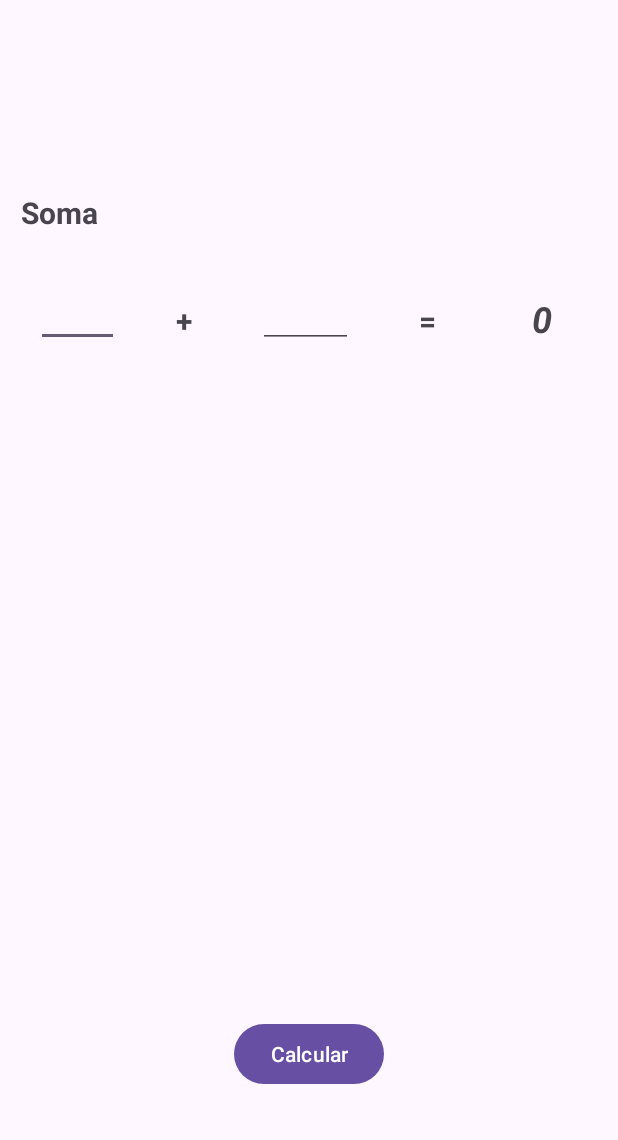
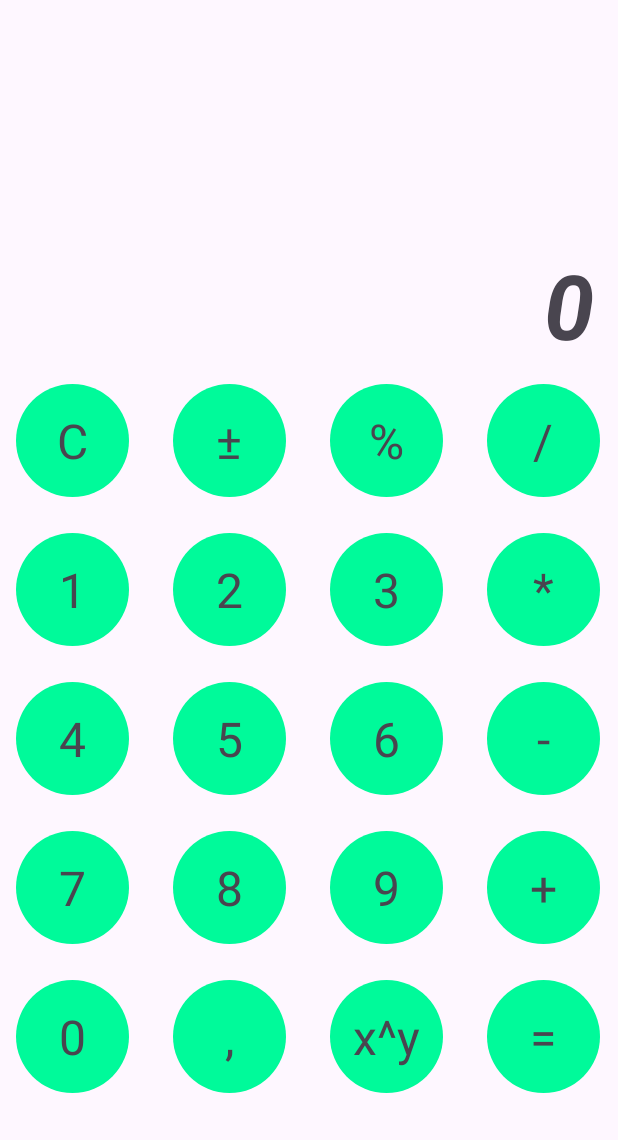
Before and after one commit to oprimogus/myCalculator, an Android app: the screen it shows after launch (MainActivity), on a phone screen of 412 x 824 dp, the part 96-1236 px from its top. Run offline under Robolectric (Android 15) with nearby library versions, the phone set to English and light mode, and no system bars.

Commit message:
feat: add beautiful layout and improve logic

```diff
--- /dev/null
+++ b/app/src/main/java/com/example/mycalculator/CalculatorAdapter.java
@@ -0,0 +1,55 @@
+package com.example.mycalculator;
+
+import android.content.Context;
+import android.view.LayoutInflater;
+import android.view.View;
+import android.view.ViewGroup;
+import android.widget.BaseAdapter;
+import android.widget.TextView;
+
+public class CalculatorAdapter extends BaseAdapter {
+    private Context context;
+    private String[] buttons;
+
+    public CalculatorAdapter(Context context, String[] buttons) {
+        this.context = context;
+        this.buttons = buttons;
+    }
+
+    @Override
+    public int getCount() {
+        return buttons.length;
+    }
+
+    @Override
+    public Object getItem(int position) {
+        return buttons[position];
+    }
+
+    @Override
+    public long getItemId(int position) {
+        return position;
+    }
+
+    @Override
+    public View getView(int position, View convertView, ViewGroup parent) {
+        TextView textView;
+
+        if (convertView == null) {
+            convertView = LayoutInflater.from(context).inflate(R.layout.grid_item, parent, false);
+            textView = convertView.findViewById(R.id.grid_item_text);
+            convertView.setTag(textView);
+        } else {
+            textView = (TextView) convertView.getTag();
+        }
+
+        if (buttons[position].equals("0")) {
+            textView.setWidth(2 * 60); // Considerando que 60dp é a largura padrão
+        } else {
+            textView.setWidth(60);
+        }
+
+        textView.setText(buttons[position]);
+        return convertView;
+    }
+}
--- a/app/src/main/java/com/example/mycalculator/MainActivity.java
+++ b/app/src/main/java/com/example/mycalculator/MainActivity.java
@@ -5,16 +5,31 @@ import androidx.appcompat.widget.Toolbar;
 
 import android.os.Bundle;
 import android.view.View;
+import android.widget.ArrayAdapter;
 import android.widget.Button;
 import android.widget.EditText;
+import android.widget.GridView;
 import android.widget.TextView;
 
 public class MainActivity extends AppCompatActivity {
 
-    private EditText firstNumberEditTextSum, secondNumberEditTextSum;
-    private Button calculateButton;
-    private TextView resultTextViewSum;
+    private TextView result;
+    private double firstValue = 0.0, secondValue = 0.0;
+    private String currentOperation = "", currentInput = "0";
+    private GridView gridView;
+    private CalculatorAdapter adapter;
 
+    private void updateDisplay() {
+        result.setText(currentInput);
+    }
+
+    private void clearAll() {
+        firstValue = 0.0;
+        secondValue = 0.0;
+        currentOperation = "";
+        currentInput = "0";
+        updateDisplay();
+    }
 
 
     @Override
@@ -24,24 +39,65 @@ public class MainActivity extends AppCompatActivity {
 
         Toolbar toolbar = findViewById(R.id.toolbar);
         setSupportActionBar(toolbar);
-
         String appName = getResources().getString(R.string.app_name);
-
         getSupportActionBar().setTitle(appName);
 
-        firstNumberEditTextSum = findViewById(R.id.editTextNumberDecimal_firstNumberSum);
-        secondNumberEditTextSum = findViewById(R.id.editTextNumberDecimal4_SecondNumberSum);
-        calculateButton = findViewById(R.id.button_calculate);
-        resultTextViewSum = findViewById(R.id.textView5_SumResult);
+        result = findViewById(R.id.textView5_SumResult);
 
-        calculateButton.setOnClickListener(new View.OnClickListener() {
-            @Override
-            public void onClick(View v) {
-                double num1 = Double.parseDouble(firstNumberEditTextSum.getText().toString());
-                double num2 = Double.parseDouble(secondNumberEditTextSum.getText().toString());
-                double sum = num1 + num2;
-                resultTextViewSum.setText(String.valueOf(sum));
+        String[] buttons = {
+                "C", "±", "%", "/",
+                "1", "2", "3", "*",
+                "4", "5", "6", "-",
+                "7", "8", "9", "+",
+                "0", ",", "x^y", "="
+        };
+
+        gridView = findViewById(R.id.gridView);
+        adapter = new CalculatorAdapter(this, buttons);
+        gridView.setAdapter(adapter);
+
+        gridView.setOnItemClickListener((parent, view, position, id) -> {
+            String buttonText = buttons[position];
+
+            if ("0123456789".contains(buttonText)) {
+                if (currentInput.equals("0")) {
+                    currentInput = buttonText;
+                } else {
+                    currentInput += buttonText;
+                }
+            } else if ("+-*/".contains(buttonText)) {
+                firstValue = Double.parseDouble(currentInput);
+                currentOperation = buttonText;
+                currentInput = "0";
+            } else if (buttonText.equals("=")) {
+                secondValue = Double.parseDouble(currentInput);
+
+                // TO-DO: Implementar funcionalidade + ou -, % e de x^y ou colocar raiz quadrada no lugar,
+
+                switch (currentOperation) {
+                    case "+":
+                        currentInput = String.valueOf(firstValue + secondValue);
+                        break;
+                    case "-":
+                        currentInput = String.valueOf(firstValue - secondValue);
+                        break;
+                    case "*":
+                        currentInput = String.valueOf(firstValue * secondValue);
+                        break;
+                    case "/":
+                        if (secondValue != 0) {
+                            currentInput = String.valueOf(firstValue / secondValue);
+                        } else {
+                            currentInput = "Erro";
+                        }
+                        break;
+                }
+            } else if (buttonText.equals("C")) {
+                clearAll();
+                return;
             }
+
+            updateDisplay();
         });
     }
 }
--- /dev/null
+++ b/app/src/main/res/drawable/circle_background.xml
@@ -0,0 +1,5 @@
+<?xml version="1.0" encoding="utf-8"?>
+<shape xmlns:android="http://schemas.android.com/apk/res/android">
+    <solid android:color="#00FA9A"/> <!-- você pode mudar a cor aqui -->
+    <corners android:radius="600dp"/> <!-- isso faz o shape ficar redondo, ajuste conforme necessário -->
+</shape>
--- a/app/src/main/res/layout/activity_main.xml
+++ b/app/src/main/res/layout/activity_main.xml
@@ -25,105 +25,38 @@
 
     </com.google.android.material.appbar.AppBarLayout>
 
-    <EditText
-        android:id="@+id/editTextNumberDecimal_firstNumberSum"
-        android:layout_width="55dp"
-        android:layout_height="43dp"
-        android:layout_marginStart="24dp"
-        android:layout_marginTop="32dp"
-        android:ems="10"
-        android:inputType="numberDecimal"
-        app:layout_constraintEnd_toStartOf="@+id/editTextNumberDecimal4_SecondNumberSum"
-        app:layout_constraintHorizontal_bias="0.0"
-        app:layout_constraintStart_toStartOf="parent"
-        app:layout_constraintTop_toBottomOf="@+id/textView_soma" />
+    <TextView
+        android:id="@+id/textView5_SumResult"
+        android:layout_width="349dp"
+        android:layout_height="93dp"
+        android:layout_marginEnd="16dp"
+        android:text="0"
+        android:textAlignment="textEnd"
+        android:textSize="60sp"
+        android:textStyle="bold|italic"
+        app:layout_constraintBottom_toTopOf="@+id/gridView"
+        app:layout_constraintEnd_toEndOf="parent"
+        app:layout_constraintTop_toBottomOf="@+id/appBarLayout"
+        app:layout_constraintVertical_bias="1.0" />
 
-    <EditText
-        android:id="@+id/editTextNumberDecimal4_SecondNumberSum"
-        android:layout_width="63dp"
-        android:layout_height="44dp"
-        android:layout_marginStart="172dp"
-        android:layout_marginTop="32dp"
-        android:ems="10"
-        android:inputType="numberDecimal"
-        app:layout_constraintBottom_toBottomOf="parent"
-        app:layout_constraintStart_toStartOf="parent"
-        app:layout_constraintTop_toBottomOf="@+id/textView_soma"
-        app:layout_constraintVertical_bias="0.0" />
-
-    <TextView
-        android:id="@+id/textView_soma"
-        android:layout_width="79dp"
-        android:layout_height="28dp"
-        android:layout_marginTop="128dp"
-        android:text="Soma"
-        android:textAlignment="center"
-        android:textSize="20sp"
-        android:textStyle="bold"
-        android:typeface="normal"
-        app:layout_constraintTop_toBottomOf="@+id/appBarLayout"
-        tools:layout_editor_absoluteX="-1dp" />
-
-    <Button
-        android:id="@+id/button_calculate"
+    <GridView
+        android:id="@+id/gridView"
         android:layout_width="wrap_content"
         android:layout_height="wrap_content"
         android:layout_marginBottom="24dp"
-        android:text="Calcular"
+        android:columnWidth="60dp"
+        android:gravity="center"
+        android:horizontalSpacing="8dp"
+        android:numColumns="4"
+        android:stretchMode="columnWidth"
+        android:textAlignment="center"
+        android:verticalSpacing="24dp"
         app:layout_constraintBottom_toBottomOf="parent"
         app:layout_constraintEnd_toEndOf="parent"
+        app:layout_constraintHorizontal_bias="0.0"
         app:layout_constraintStart_toStartOf="parent"
-        app:layout_constraintTop_toBottomOf="@+id/appBarLayout"
-        app:layout_constraintVertical_bias="0.986" />
-
-    <TextView
-        android:id="@+id/textView3_equalSum"
-        android:layout_width="34dp"
-        android:layout_height="24dp"
-        android:layout_marginStart="28dp"
-        android:layout_marginTop="44dp"
-        android:text="="
-        android:textAlignment="center"
-        android:textSize="20sp"
-        android:textStyle="bold"
-        app:layout_constraintBottom_toBottomOf="parent"
-        app:layout_constraintEnd_toEndOf="parent"
-        app:layout_constraintHorizontal_bias="0.043"
-        app:layout_constraintStart_toEndOf="@+id/editTextNumberDecimal4_SecondNumberSum"
-        app:layout_constraintTop_toBottomOf="@+id/textView_soma"
-        app:layout_constraintVertical_bias="0.0" />
-
-    <TextView
-        android:id="@+id/textView4_SumSimbol"
-        android:layout_width="48dp"
-        android:layout_height="24dp"
-        android:layout_marginTop="44dp"
-        android:layout_marginEnd="16dp"
-        android:text="+"
-        android:textAlignment="center"
-        android:textSize="20sp"
-        android:textStyle="bold"
-        app:layout_constraintBottom_toBottomOf="parent"
-        app:layout_constraintEnd_toStartOf="@+id/editTextNumberDecimal4_SecondNumberSum"
-        app:layout_constraintHorizontal_bias="0.682"
-        app:layout_constraintStart_toEndOf="@+id/editTextNumberDecimal_firstNumberSum"
-        app:layout_constraintTop_toBottomOf="@+id/textView_soma"
-        app:layout_constraintVertical_bias="0.0" />
-
-    <TextView
-        android:id="@+id/textView5_SumResult"
-        android:layout_width="76dp"
-        android:layout_height="34dp"
-        android:layout_marginStart="20dp"
-        android:layout_marginTop="40dp"
-        android:text="0"
-        android:textAlignment="center"
-        android:textSize="24sp"
-        android:textStyle="bold|italic"
-        app:layout_constraintEnd_toEndOf="parent"
-        app:layout_constraintHorizontal_bias="0.111"
-        app:layout_constraintStart_toEndOf="@+id/textView3_equalSum"
-        app:layout_constraintTop_toBottomOf="@+id/textView_soma" />
+        app:layout_constraintTop_toTopOf="@+id/appBarLayout"
+        app:layout_constraintVertical_bias="0.978" />
 
 
 </androidx.constraintlayout.widget.ConstraintLayout>
--- /dev/null
+++ b/app/src/main/res/layout/grid_item.xml
@@ -0,0 +1,19 @@
+<?xml version="1.0" encoding="utf-8"?>
+<FrameLayout xmlns:android="http://schemas.android.com/apk/res/android"
+    android:layout_width="75dp"
+    android:layout_height="75dp"
+    android:layout_centerHorizontal="true"
+    android:textAlignment="center"
+    android:background="@drawable/circle_background">
+
+    <TextView
+        android:id="@+id/grid_item_text"
+        android:layout_width="match_parent"
+        android:layout_height="match_parent"
+        android:gravity="center"
+        android:textAlignment="center"
+        android:textSize="32sp" />
+
+    <!-- Você pode adicionar mais elementos aqui, se necessário -->
+
+</FrameLayout>
```
